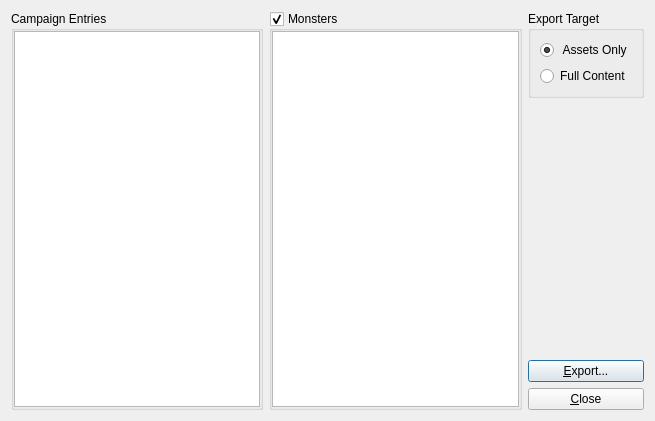
Above: DMHelper/src/exportdialog.ui from MMetze/DMHelper before the change. Below: the same form after it.
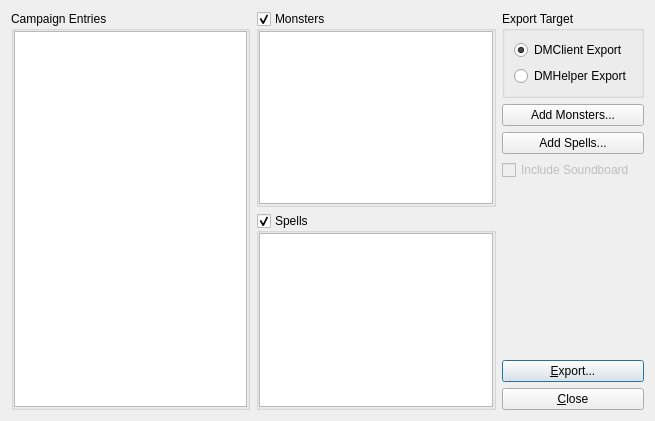
That is the form after the change. Icons and pictures are not drawn.

Commit message: Asset export for spells and monsters

Patch:
```diff
--- a/DMHelper/src/exportdialog.ui
+++ b/DMHelper/src/exportdialog.ui
@@ -2,6 +2,9 @@
 <ui version="4.0">
  <class>ExportDialog</class>
  <widget class="QDialog" name="ExportDialog">
+  <property name="enabled">
+   <bool>true</bool>
+  </property>
   <property name="geometry">
    <rect>
     <x>0</x>
@@ -57,6 +60,8 @@
     </widget>
    </item>
    <item>
+    <layout class="QVBoxLayout" name="verticalLayout_3">
+     <item>
     <widget class="QGroupBox" name="grpMonsters">
      <property name="title">
       <string>Monsters</string>
@@ -84,6 +89,35 @@
     </widget>
    </item>
    <item>
+      <widget class="QGroupBox" name="grpSpells">
+       <property name="title">
+        <string>Spells</string>
+       </property>
+       <property name="checkable">
+        <bool>true</bool>
+       </property>
+       <layout class="QGridLayout" name="gridLayout_3">
+        <property name="leftMargin">
+         <number>0</number>
+        </property>
+        <property name="topMargin">
+         <number>0</number>
+        </property>
+        <property name="rightMargin">
+         <number>0</number>
+        </property>
+        <property name="bottomMargin">
+         <number>0</number>
+        </property>
+        <item row="0" column="0">
+         <widget class="QListWidget" name="listSpells"/>
+        </item>
+       </layout>
+      </widget>
+     </item>
+    </layout>
+   </item>
+   <item>
     <layout class="QVBoxLayout" name="verticalLayout_2">
      <item>
       <widget class="QGroupBox" name="groupBox">
@@ -100,7 +134,7 @@
            </sizepolicy>
           </property>
           <property name="text">
-           <string> Assets Only</string>
+           <string>DMClient Export</string>
           </property>
           <property name="checked">
            <bool>true</bool>
@@ -119,7 +153,7 @@
            </sizepolicy>
           </property>
           <property name="text">
-           <string>Full Content</string>
+           <string>DMHelper Export</string>
           </property>
           <attribute name="buttonGroup">
            <string notr="true">grpExportType</string>
@@ -129,6 +163,36 @@
        </layout>
       </widget>
      </item>
+     <item>
+      <widget class="QPushButton" name="btnAddMonsters">
+       <property name="enabled">
+        <bool>true</bool>
+       </property>
+       <property name="text">
+        <string>Add Monsters...</string>
+       </property>
+      </widget>
+     </item>
+     <item>
+      <widget class="QPushButton" name="btnAddSpells">
+       <property name="enabled">
+        <bool>true</bool>
+       </property>
+       <property name="text">
+        <string>Add Spells...</string>
+       </property>
+      </widget>
+     </item>
+     <item>
+      <widget class="QCheckBox" name="chkSoundboard">
+       <property name="enabled">
+        <bool>false</bool>
+       </property>
+       <property name="text">
+        <string>Include Soundboard</string>
+       </property>
+      </widget>
+     </item>
      <item>
       <spacer name="verticalSpacer">
        <property name="orientation">
```
Left out of the diff: 22 changed lines with no effect on the pictures. Lines whose indentation alone changed are shown as unchanged. The commit also changes 9 other files.
